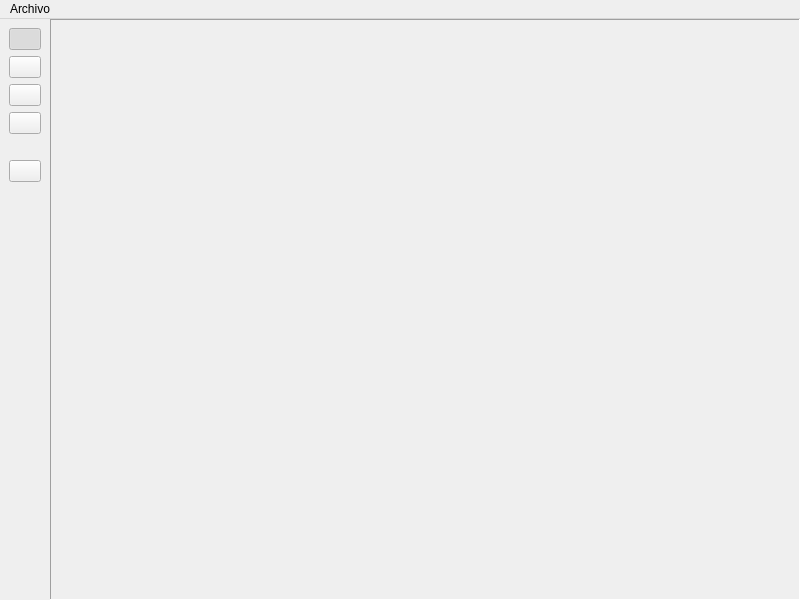
This is designer/MainWindowEditorDibujo.ui in jahlon/editor-dibujo-repo as Qt 5 draws it before an edit. The edited form follows.
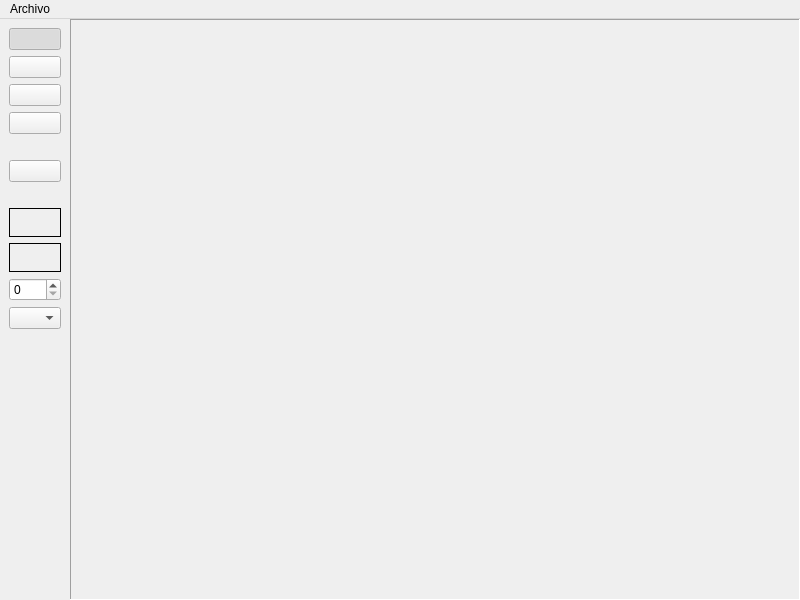
This is the edited form. Icons and pictures are not drawn.

Commit message: - En agregaron botones nuevos para las opciones del panel de herramientas al igual que las imagenes necesarias

What changed in the file:
```diff
--- a/designer/MainWindowEditorDibujo.ui
+++ b/designer/MainWindowEditorDibujo.ui
@@ -46,7 +46,7 @@
       </property>
       <property name="maximumSize">
        <size>
-        <width>50</width>
+        <width>70</width>
         <height>16777215</height>
        </size>
       </property>
@@ -69,6 +69,31 @@
        <property name="sizeConstraint">
         <enum>QLayout::SetDefaultConstraint</enum>
        </property>
+       <item row="11" column="0">
+        <widget class="QLabel" name="label_color_fondo">
+         <property name="minimumSize">
+          <size>
+           <width>28</width>
+           <height>29</height>
+          </size>
+         </property>
+         <property name="toolTip">
+          <string>Color de fondo</string>
+         </property>
+         <property name="autoFillBackground">
+          <bool>true</bool>
+         </property>
+         <property name="styleSheet">
+          <string notr="true"/>
+         </property>
+         <property name="frameShape">
+          <enum>QFrame::Box</enum>
+         </property>
+         <property name="text">
+          <string/>
+         </property>
+        </widget>
+       </item>
        <item row="0" column="0">
         <widget class="QPushButton" name="pbutton_seleccionar">
          <property name="sizePolicy">
@@ -98,6 +123,44 @@
          </attribute>
         </widget>
        </item>
+       <item row="8" column="0">
+        <spacer name="horizontalSpacer">
+         <property name="orientation">
+          <enum>Qt::Horizontal</enum>
+         </property>
+         <property name="sizeHint" stdset="0">
+          <size>
+           <width>40</width>
+           <height>20</height>
+          </size>
+         </property>
+        </spacer>
+       </item>
+       <item row="12" column="0">
+        <widget class="QLabel" name="label_color_linea">
+         <property name="minimumSize">
+          <size>
+           <width>28</width>
+           <height>29</height>
+          </size>
+         </property>
+         <property name="toolTip">
+          <string>Color de línea</string>
+         </property>
+         <property name="autoFillBackground">
+          <bool>true</bool>
+         </property>
+         <property name="styleSheet">
+          <string notr="true"/>
+         </property>
+         <property name="frameShape">
+          <enum>QFrame::Box</enum>
+         </property>
+         <property name="text">
+          <string/>
+         </property>
+        </widget>
+       </item>
        <item row="9" column="0">
         <widget class="QPushButton" name="pbutton_borrar">
          <property name="text">
@@ -139,6 +202,19 @@
          </attribute>
         </widget>
        </item>
+       <item row="10" column="0">
+        <spacer name="horizontalSpacer_2">
+         <property name="orientation">
+          <enum>Qt::Horizontal</enum>
+         </property>
+         <property name="sizeHint" stdset="0">
+          <size>
+           <width>40</width>
+           <height>20</height>
+          </size>
+         </property>
+        </spacer>
+       </item>
        <item row="7" column="0">
         <widget class="QPushButton" name="pbutton_ovalo">
          <property name="text">
@@ -179,6 +255,50 @@
          </attribute>
         </widget>
        </item>
+       <item row="13" column="0">
+        <widget class="QSpinBox" name="spin_ancho_linea">
+         <property name="toolTip">
+          <string>Ancho de línea</string>
+         </property>
+         <property name="maximum">
+          <number>10</number>
+         </property>
+        </widget>
+       </item>
+       <item row="14" column="0">
+        <widget class="QComboBox" name="combo_tipo_linea">
+         <property name="toolTip">
+          <string>Tipo de línea</string>
+         </property>
+         <item>
+          <property name="text">
+           <string/>
+          </property>
+          <property name="icon">
+           <iconset resource="resources.qrc">
+            <normaloff>:/images/img/linea.png</normaloff>:/images/img/linea.png</iconset>
+          </property>
+         </item>
+         <item>
+          <property name="text">
+           <string/>
+          </property>
+          <property name="icon">
+           <iconset resource="resources.qrc">
+            <normaloff>:/images/img/dashed.png</normaloff>:/images/img/dashed.png</iconset>
+          </property>
+         </item>
+         <item>
+          <property name="text">
+           <string/>
+          </property>
+          <property name="icon">
+           <iconset resource="resources.qrc">
+            <normaloff>:/images/img/puntos.png</normaloff>:/images/img/puntos.png</iconset>
+          </property>
+         </item>
+        </widget>
+       </item>
       </layout>
      </widget>
     </item>
```
Left out of the diff: 13 changed lines with no effect on the pictures. The commit also changes 1 other file.
